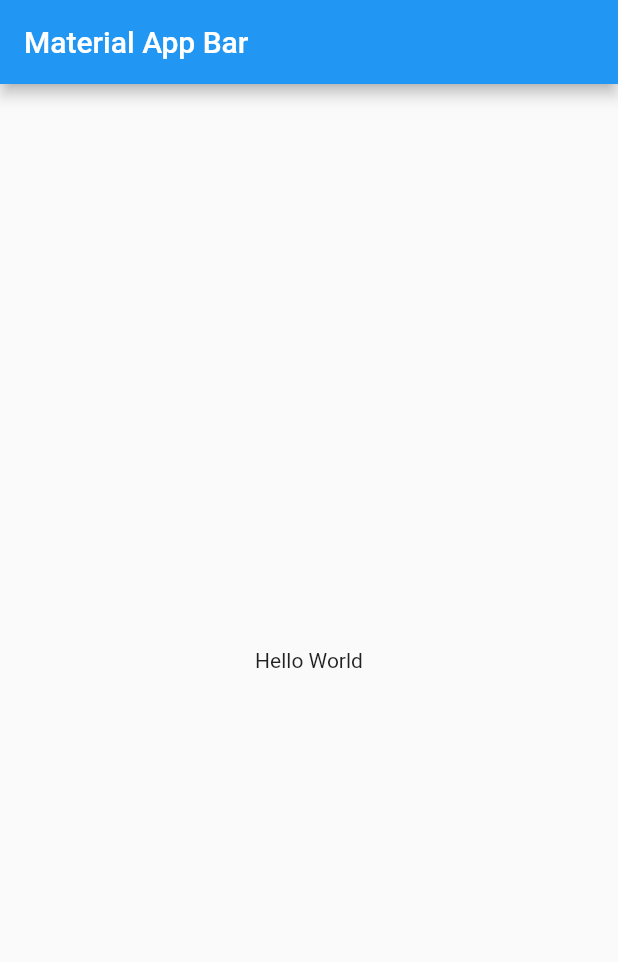
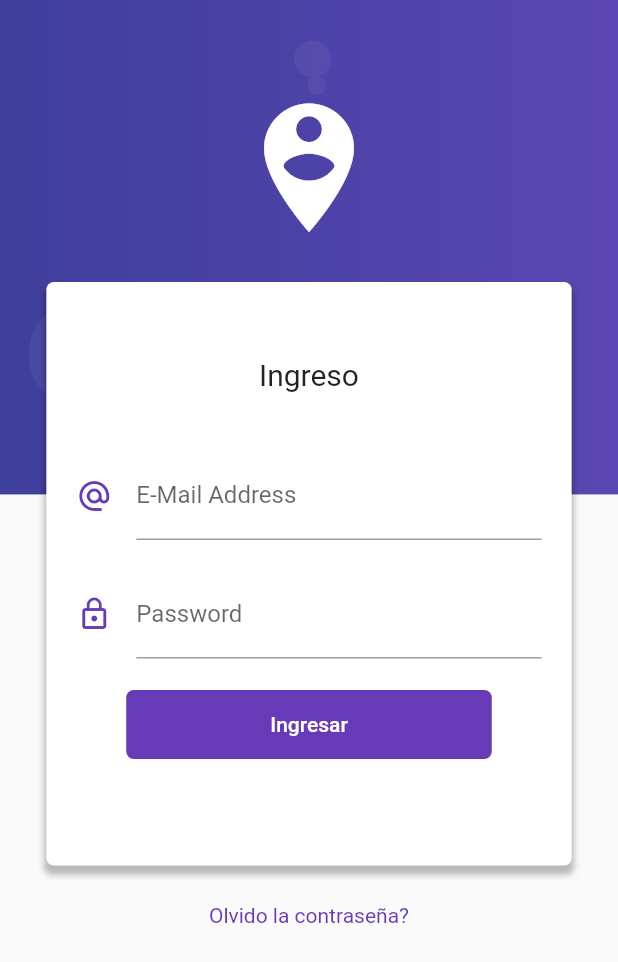
Before and after one commit to mtsluna/flutter_work_repository, a Flutter app: the screen it shows after launch, on a phone screen of 412 x 824 dp. Shown: the top 962 px of the screen. Run offline on Flutter 3.47's test engine with Material 2 defaults, Android fonts, the phone set to English and light mode, and no system bars; our stand-ins replace flutter_map, flutter_swiper, latlong, shared_preferences, sqflite; missing offline and left inert: qrcode_reader; accounts and stored records are empty.

Commit message:
login_app: design finished

```diff
--- a/login_app/lib/main.dart
+++ b/login_app/lib/main.dart
@@ -1,4 +1,6 @@
 import 'package:flutter/material.dart';
+import 'package:login_app/src/pages/home_page.dart';
+import 'package:login_app/src/pages/login_page.dart';
 
 void main() => runApp(MyApp());
 
@@ -6,17 +8,13 @@ class MyApp extends StatelessWidget {
   @override
   Widget build(BuildContext context) {
     return MaterialApp(
-      title: 'Material App',
-      home: Scaffold(
-        appBar: AppBar(
-          title: Text('Material App Bar'),
-        ),
-        body: Center(
-          child: Container(
-            child: Text('Hello World'),
-          ),
-        ),
-      ),
+      title: 'Login App',
+      debugShowCheckedModeBanner: false,
+      initialRoute: LoginPage.routeName,
+      routes: {
+        HomePage.routeName  : (BuildContext context) => HomePage(),
+        LoginPage.routeName : (BuildContext context) => LoginPage()
+      },
     );
   }
 }
--- /dev/null
+++ b/login_app/lib/src/pages/home_page.dart
@@ -0,0 +1,15 @@
+import 'package:flutter/material.dart';
+
+class HomePage extends StatelessWidget {
+
+  static final routeName = "home";
+
+  @override
+  Widget build(BuildContext context) {
+    return Scaffold(
+      appBar: AppBar(
+        title: Text('Home Page'),
+      ),
+    );
+  }
+}
--- /dev/null
+++ b/login_app/lib/src/pages/login_page.dart
@@ -0,0 +1,226 @@
+import 'dart:math';
+
+import 'package:flutter/material.dart';
+
+class LoginPage extends StatelessWidget {
+
+  static final routeName = "login";
+
+  @override
+  Widget build(BuildContext context) {
+    return Scaffold(
+      body: _createLogin(context)
+    );
+  }
+
+  Stack _createLogin(BuildContext context){
+
+    final size = MediaQuery.of(context).size;
+
+    return Stack(
+      children: <Widget>[
+        _createBackgroundGradient(context, size),
+        _createBackgroundDecoration(context, size),
+        _createFormCard(size),
+      ],
+    );
+  }
+
+  Widget _createBackgroundGradient(BuildContext context, Size size){
+
+    Orientation device = MediaQuery.of(context).orientation;
+    double height = size.height * 0.40;
+
+    if(device.toString() == "Orientation.landscape"){
+      height = size.height * 0.85;
+    }
+
+    return Container(
+      height: height,
+      width: double.infinity,
+      decoration: BoxDecoration(
+        gradient: LinearGradient(
+          colors: <Color>[
+            Color.fromRGBO(63, 63, 156, 1.0),
+            Color.fromRGBO(90, 70, 178, 1.0)
+          ]
+        )
+      ),
+    );
+  }
+
+  Widget _createBackgroundDecoration(BuildContext context, Size size){
+
+    List<Widget> generateCircles(int cantidad){
+
+      Random random = new Random();
+      List<Widget> circles = [];
+
+      for(int i = 0; i < cantidad; i++){
+
+        final top = random.nextInt((size.height * 0.40).toInt()).toDouble();
+        final left = random.nextInt(size.width.toInt()).toDouble();
+        final circleDiameter = (random.nextInt(25).toDouble())/100;
+
+        circles.add(
+          Positioned(
+            top: top,
+            left: left,
+            child: Container(
+              width: size.width * circleDiameter,
+              height: size.width * circleDiameter,
+              decoration: BoxDecoration(
+                borderRadius: BorderRadius.circular(100.0),
+                color: Color.fromRGBO(255, 255, 255, 0.05)
+              ),
+            ),
+          )
+        );
+      }
+      return circles;
+    }
+
+    return Stack(
+      children: generateCircles(10)
+    );
+
+  }
+
+  Widget _createFormCard(Size size){
+
+    return Container(
+      padding: EdgeInsets.only(top: 60.0),
+      child: ListView(
+        children: <Widget>[
+          Column(
+            children: <Widget>[
+              Icon(
+                Icons.person_pin_circle,
+                color:Colors.white,
+                size: size.width * 0.25,
+              ),
+              SizedBox(
+                height: 10.0,
+                width: double.infinity,
+              ),
+              _createCard(size)
+            ],
+          ),
+        ],
+      )
+    );
+
+  }
+
+  Widget _createCard(Size size) {
+    return SingleChildScrollView(
+      child: Column(
+        children: <Widget>[
+          SafeArea(
+            child: Container(
+              height: 10.0
+            ),
+          ),
+          Container(
+            width: size.width * 0.85,
+            padding: EdgeInsets.symmetric(vertical: 50.0),
+            margin: EdgeInsets.symmetric(vertical: 5.0),
+            decoration: BoxDecoration(
+              color: Colors.white,
+              borderRadius: BorderRadius.circular(5.0),
+              boxShadow: <BoxShadow>[
+                BoxShadow(
+                  color: Colors.black26,
+                  blurRadius: 3.0,
+                  offset: Offset(0.0, 5.0),
+                  spreadRadius: 1.0
+                )
+              ]
+            ),
+            child: Column(
+              children: _inputFields()
+            ),
+          ),
+          SizedBox(height: 20.0),
+          Text(
+            'Olvido la contraseña?',
+            style: TextStyle(
+              color: Colors.deepPurple
+            ),
+          ),
+          SizedBox(height: 40.0)
+        ],
+      ),
+    );
+  }
+
+  List<Widget> _inputFields(){
+    return <Widget>[
+      Text(
+        "Ingreso",
+        style: TextStyle(
+          fontSize: 20.0
+        ),
+      ),
+      SizedBox(height: 40.0,),
+      _createEmail(),
+      SizedBox(height: 20.0,),
+      _createPassword(),
+      SizedBox(height: 20.0,),
+      _createButton(),
+      SizedBox(height: 20.0,),
+    ];
+  }
+
+  Widget _createEmail(){
+    return Container(
+      padding: EdgeInsets.symmetric(horizontal: 20.0),
+      child: TextField(
+        keyboardType: TextInputType.emailAddress,
+        decoration: InputDecoration(
+          icon: Icon(
+            Icons.alternate_email,
+            color: Colors.deepPurple,
+          ),
+          hintText: 'ejemplo@correo.com',
+          labelText: 'E-Mail Address'
+        ),
+      ),
+    );
+  }
+
+  Widget _createPassword(){
+    return Container(
+      padding: EdgeInsets.symmetric(horizontal: 20.0),
+      child: TextField(
+        obscureText: true,
+        decoration: InputDecoration(
+          icon: Icon(
+            Icons.lock_outline,
+            color: Colors.deepPurple,
+          ),
+          labelText: 'Password'
+        ),
+      ),
+    );
+  }
+
+  Widget _createButton(){
+    return RaisedButton(
+      child: Container(
+        padding: EdgeInsets.symmetric(horizontal: 80.0, vertical: 15.0),
+        child: Text('Ingresar'),
+      ),
+      shape: RoundedRectangleBorder(
+        borderRadius: BorderRadius.circular(5.0)
+      ),
+      elevation: 0.0,
+      color: Colors.deepPurple,
+      textColor: Colors.white,
+      onPressed: (){
+
+      },
+    );
+  }
+
+}
```
Also changed, not shown: 1 other file.
